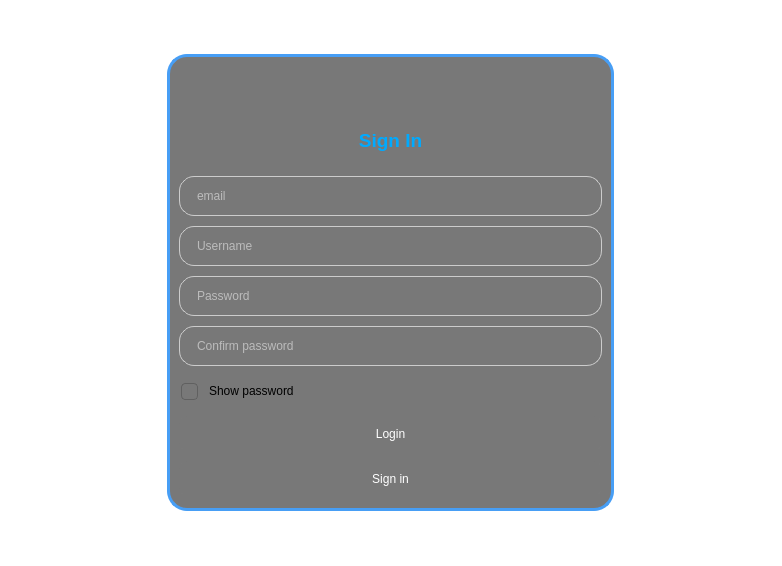
This is signuppage.ui in TONI7008/simpleCloud as Qt 5 draws it before an edit. The edited form follows.
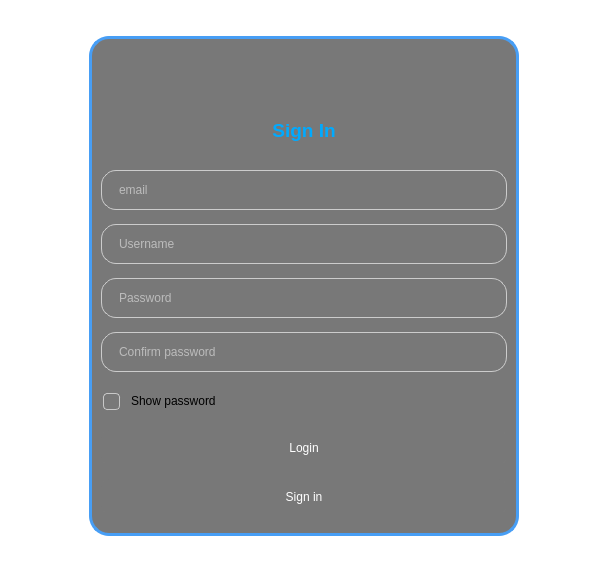
This is the edited form. Icons and pictures are not drawn. Custom widgets are drawn as their Qt base class.

Patch:
```diff
--- a/signuppage.ui
+++ b/signuppage.ui
@@ -6,8 +6,8 @@
    <rect>
     <x>0</x>
     <y>0</y>
-    <width>782</width>
-    <height>566</height>
+    <width>608</width>
+    <height>573</height>
    </rect>
   </property>
   <property name="maximumSize">
@@ -20,7 +20,10 @@
    <string>Form</string>
   </property>
   <property name="styleSheet">
-   <string notr="true">#SignUpPage {
+   <string notr="true">QWidget{
+font: 13pt &quot;Noto Sans&quot;;
+}
+#SignUpPage {
 background:transparent;
 }
 
@@ -33,7 +36,6 @@
     background: rgba(120, 120, 120, 0.5);
     border: 1px solid #ccc;
     border-radius: 15px;
-    font: 11pt &quot;Noto Sans&quot;;
     padding-left: 15px;
     color: white; /* Text color */
 }
@@ -52,8 +54,6 @@
     padding-left: 10px;
     padding-right: 10px;
     color: rgb(255, 255, 255);
-	
-	font: 11pt &quot;Noto Sans&quot;;
 }
 
 QPushButton:hover {
@@ -63,6 +63,7 @@
 QPushButton:pressed {
     background-color: rgba(70, 158, 245, 0.6);
 }
+
 QCheckBox,
 QLabel,
 QAbstractCheckBox,
@@ -83,8 +84,8 @@
     width: 15px;
     height: 15px;
     border-radius: 4px;
-    border: 1px solid #606060;
-    background-color: rgba(255, 255, 255, 0);
+    border: 1px solid rgba(200,200,200,1);
+    background:transparent;
     margin-right: 5px;
 }
 
@@ -107,9 +108,9 @@
 QMenu::indicator:checked,
 QCheckBox::indicator:checked,
 QTreeView::indicator:checked {
-    background-color: #60cdff;
-    border: 1px solid #60cdff;
+    background-color: rgb(71,158,245);
     image: url(:/ressources/CheckBox.svg);
+	border:1px solid rgb(71,158,245);
 }
 
 QGroupBox::indicator:checked:hover,
@@ -189,8 +190,8 @@
     <widget class="QFrame" name="signUpFrame">
      <property name="maximumSize">
       <size>
-       <width>447</width>
-       <height>457</height>
+       <width>430</width>
+       <height>500</height>
       </size>
      </property>
      <property name="frameShape">
```
Left out of the diff: 11 changed lines with no effect on the pictures.
